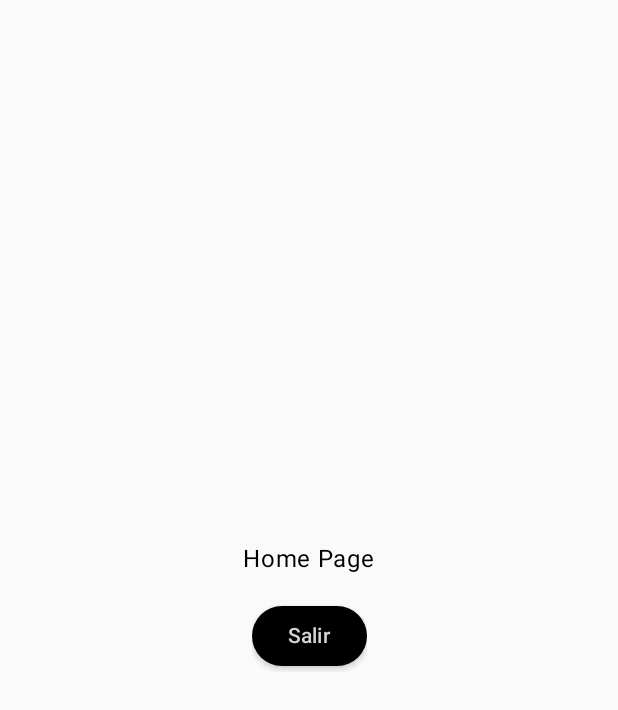
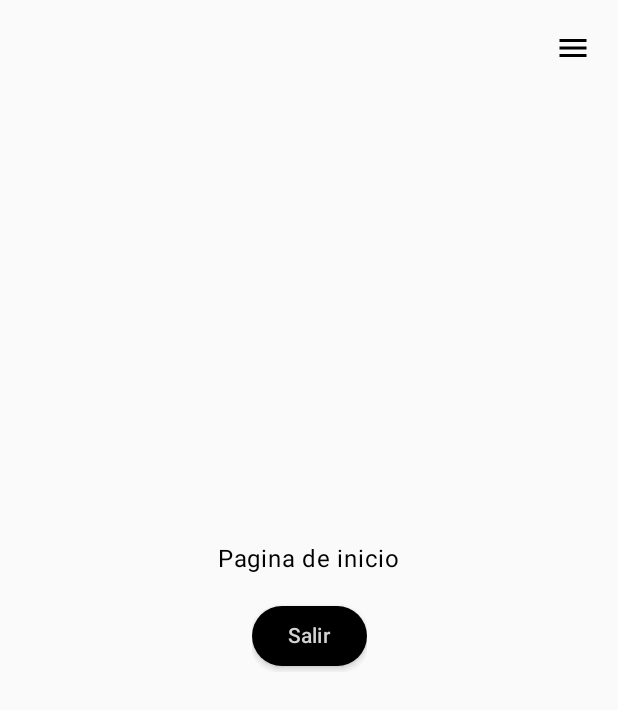
Before and after one commit to JUANITOTELO/InvoiceManagerApp, an Android app built with Jetpack Compose: the HomePage screen opened through its navigation route, on a phone screen of 412 x 824 dp. Shown: the top 710 px of the screen. Run offline under Robolectric (Android 15) with nearby library versions, the light colour scheme and no system bars; our stand-ins replace Firebase (no records; nobody signed in at launch, a user with empty details on screens opened directly).

Commit message:
Added lateral menu

```diff
--- a/app/build.gradle.kts
+++ b/app/build.gradle.kts
@@ -65,6 +65,9 @@ dependencies {
     implementation("com.google.firebase:firebase-analytics")
     implementation("com.google.firebase:firebase-auth")
     implementation("androidx.navigation:navigation-compose:2.7.7")
+    implementation("androidx.compose.material:material-icons-core:1.6.4")
+    // For extended icons, you can also add:
+    implementation("androidx.compose.material:material-icons-extended:1.6.4")
     testImplementation("junit:junit:4.13.2")
     androidTestImplementation("androidx.test.ext:junit:1.1.5")
     androidTestImplementation("androidx.test.espresso:espresso-core:3.5.1")
@@ -72,4 +75,5 @@ dependencies {
     androidTestImplementation("androidx.compose.ui:ui-test-junit4")
     debugImplementation("androidx.compose.ui:ui-tooling")
     debugImplementation("androidx.compose.ui:ui-test-manifest")
+
 }
--- a/app/src/main/java/com/devdavidm/invoicemanagerapp/homepage/HomePage.kt
+++ b/app/src/main/java/com/devdavidm/invoicemanagerapp/homepage/HomePage.kt
@@ -1,28 +1,49 @@
 package com.devdavidm.invoicemanagerapp.homepage
 
+import android.widget.Button
+import androidx.compose.foundation.clickable
 import androidx.compose.foundation.layout.Arrangement
 import androidx.compose.foundation.layout.Column
+import androidx.compose.foundation.layout.Row
+import androidx.compose.foundation.layout.Spacer
 import androidx.compose.foundation.layout.fillMaxSize
-import com.devdavidm.invoicemanagerapp.button.Button
+import androidx.compose.foundation.layout.height
+import androidx.compose.foundation.layout.padding
+import androidx.compose.material.icons.Icons
+import androidx.compose.material.icons.filled.Menu
+import androidx.compose.material3.DrawerValue
+import androidx.compose.material3.Icon
+import androidx.compose.material3.ModalNavigationDrawer
+import androidx.compose.material3.NavigationDrawerItem
 import androidx.compose.material3.Surface
 import androidx.compose.material3.Text
+import androidx.compose.material3.rememberDrawerState
 import androidx.compose.runtime.Composable
+import androidx.compose.runtime.mutableStateOf
+import androidx.compose.runtime.remember
+import androidx.compose.runtime.rememberCoroutineScope
 import androidx.compose.ui.Alignment
 import androidx.compose.ui.Modifier
 import androidx.compose.ui.graphics.Color
+import androidx.compose.ui.unit.dp
 import androidx.navigation.NavController
+import com.devdavidm.invoicemanagerapp.button.Button
 import com.google.firebase.auth.FirebaseAuth
+import kotlinx.coroutines.launch
 
 @Composable
 fun HomePage(navController: NavController, auth: FirebaseAuth){
     Surface(color = Color(0xFFFAFAFA)) {
+        Row {
+            OptionsMenuDrawer()
+        }
         Column(
             modifier = Modifier
                 .fillMaxSize(),
             verticalArrangement = Arrangement.Center,
             horizontalAlignment = Alignment.CenterHorizontally
         ) {
-            Text(text = "Home Page")
+            Text(text = "Pagina de inicio")
             Button(text = "Salir"){
                 auth.signOut()
                 navController.navigate("login"){
@@ -34,3 +55,54 @@ fun HomePage(navController: NavController, auth: FirebaseAuth){
         }
     }
 }
+
+@Composable
+fun ProfileMenu() {
+    TODO("Not yet implemented")
+}
+
+@Composable
+fun OptionsMenuDrawer() {
+    val drawerState = rememberDrawerState(DrawerValue.Closed)
+    val scope = rememberCoroutineScope()
+    val items = listOf("Inicio", "Perfil", "Cerrar sesión")
+    val selectedItem = remember { mutableStateOf(items[0])}
+
+    ModalNavigationDrawer(
+        drawerState = drawerState,
+        drawerContent = {
+            Column {
+                Spacer(Modifier.height(12.dp))
+                items.forEach {
+                    item -> NavigationDrawerItem(
+                        label = { Text(item) },
+                        selected = selectedItem.value == item,
+                        onClick = {
+                            selectedItem.value = item
+                            scope.launch {
+                                drawerState.close()
+                            }
+                        }
+                    )
+                }
+            }
+        },
+        content = {
+            Column(
+                modifier = Modifier
+                    .fillMaxSize()
+                    .padding(10.dp,0.dp),
+                horizontalAlignment = Alignment.End
+            ){
+                Icon(
+                    imageVector = Icons.Filled.Menu,
+                    contentDescription = "Menu",
+                    modifier = Modifier
+                        .padding(8.dp)
+                        .height(48.dp)
+                        .clickable { scope.launch { drawerState.open() } }
+                )
+            }
+        }
+    )
+}
```
